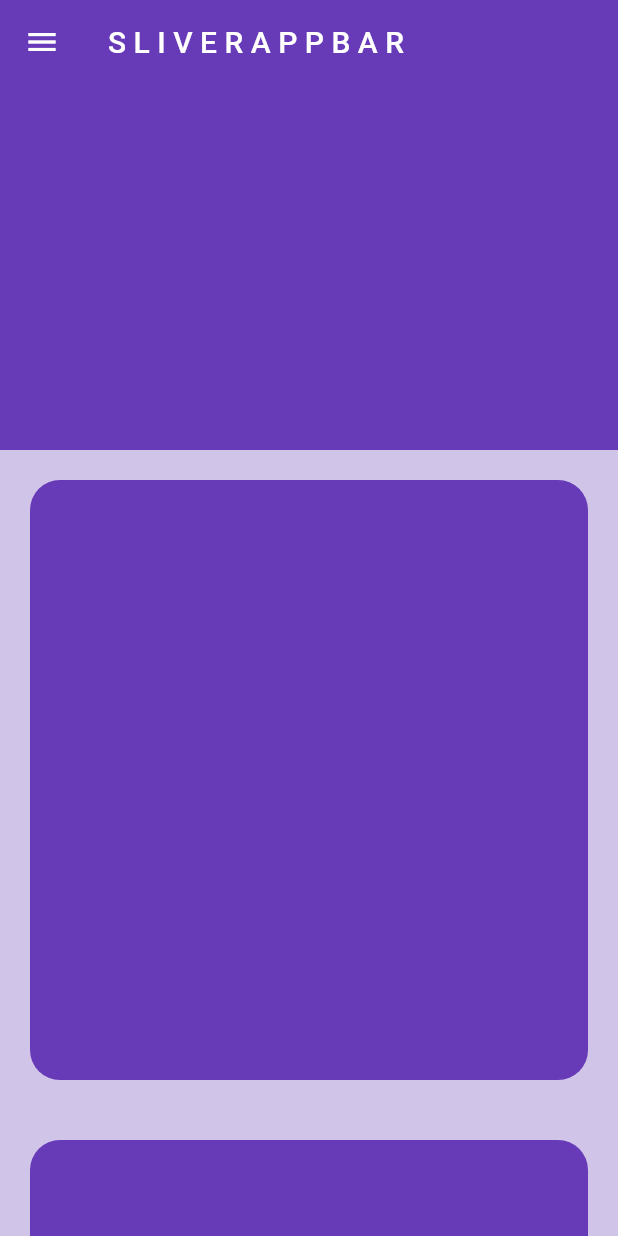
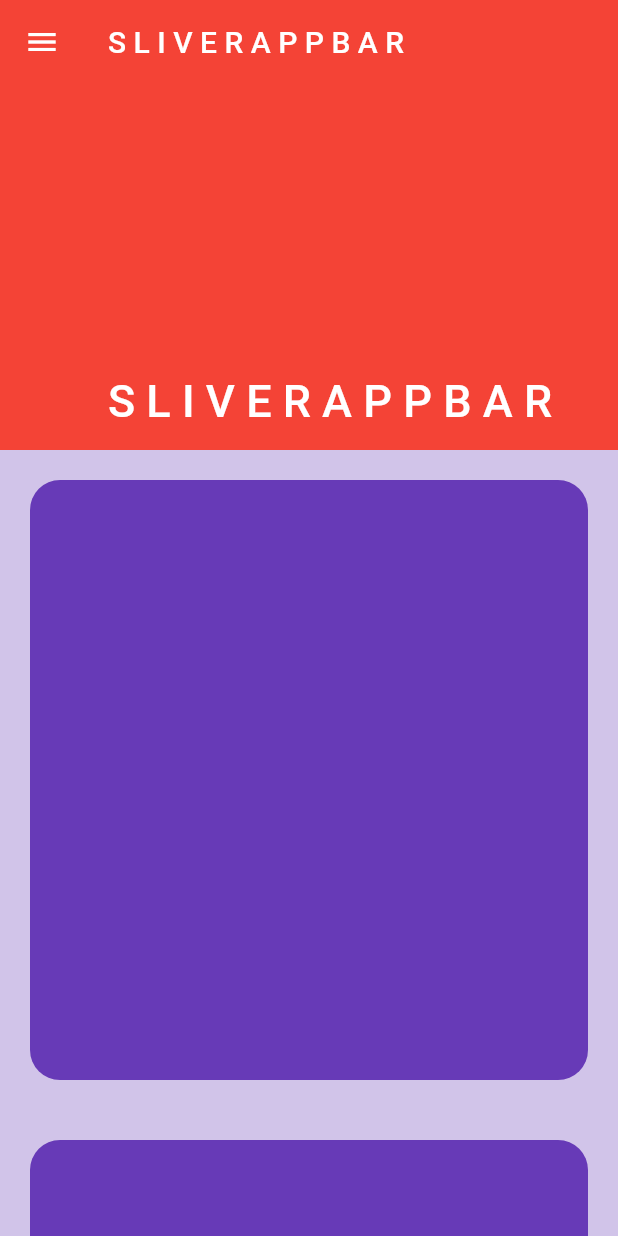
Before and after one commit to mdminhaziftekhar/Flutter-Widget-learning, a Flutter app: the screen it shows after launch, on a phone screen of 412 x 824 dp. Run offline on Flutter 3.47's test engine with Material 2 defaults, Android fonts, the light colour scheme and no system bars.

Commit message:
Sliver Appbar

```diff
--- a/lib/screens/sliver_appbar.dart
+++ b/lib/screens/sliver_appbar.dart
@@ -11,9 +11,16 @@ class SliverAppbarScreen extends StatelessWidget {
         slivers: [
           SliverAppBar(
             backgroundColor: Colors.deepPurple,
+            title: Text('S L I V E R A P P B A R'),
             leading: Icon(Icons.menu),
-            title: Text('S L I V E R A P P B A R'),
             expandedHeight: 300,
+            floating: true,
+            flexibleSpace: FlexibleSpaceBar(
+              background: Container(
+                color: Colors.red,
+              ),
+              title: Text('S L I V E R A P P B A R'),
+            ),
           ),
           SliverToBoxAdapter(
             child: Padding(
```
